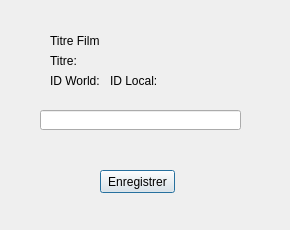
Above: c_detail_ajout.ui from AlexSerfa/DVDFLIX before the change. Below: the same form after it.
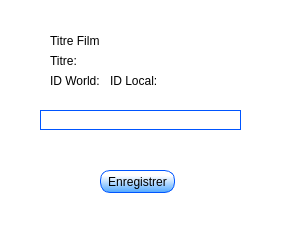
That is the form after the change.

Commit message:
modif sur les UI , ajout logo..voir detail du push SVP
il faut copier les image home.png, online.png etc (toutes les images de l'application qui se trouvent actuellement dans le dossier tempo68) dans le dossier lib_img de l'application..et également dans le dossier debbug!!!

Patch:
```diff
--- a/c_detail_ajout.ui
+++ b/c_detail_ajout.ui
@@ -16,6 +16,9 @@
   <property name="windowTitle">
    <string>Dialog</string>
   </property>
+  <property name="styleSheet">
+   <string notr="true">background-color: rgb(255, 255, 255);</string>
+  </property>
   <widget class="QPushButton" name="btn_enregistrer_detail">
    <property name="geometry">
     <rect>
@@ -25,6 +28,13 @@
      <height>23</height>
     </rect>
    </property>
+   <property name="styleSheet">
+    <string notr="true">background-color: qlineargradient(spread:pad, x1:0.482412, y1:0.983, x2:0.493025, y2:0.239, stop:0 rgba(85, 170, 255, 255), stop:1 rgba(255, 255, 255, 255));
+border-color: rgb(0, 85, 255);
+border-radius: 10px;
+border-width: 1px;
+border-style: solid;</string>
+   </property>
    <property name="text">
     <string>Enregistrer</string>
    </property>
@@ -38,6 +48,12 @@
      <height>20</height>
     </rect>
    </property>
+   <property name="styleSheet">
+    <string notr="true">border-color: rgb(0, 85, 255);
+border-radius:15px;
+border-width: 1px;
+border-style: solid;</string>
+   </property>
   </widget>
   <widget class="QLabel" name="l_titre">
    <property name="geometry">
```
The commit also changes 12 other files.
